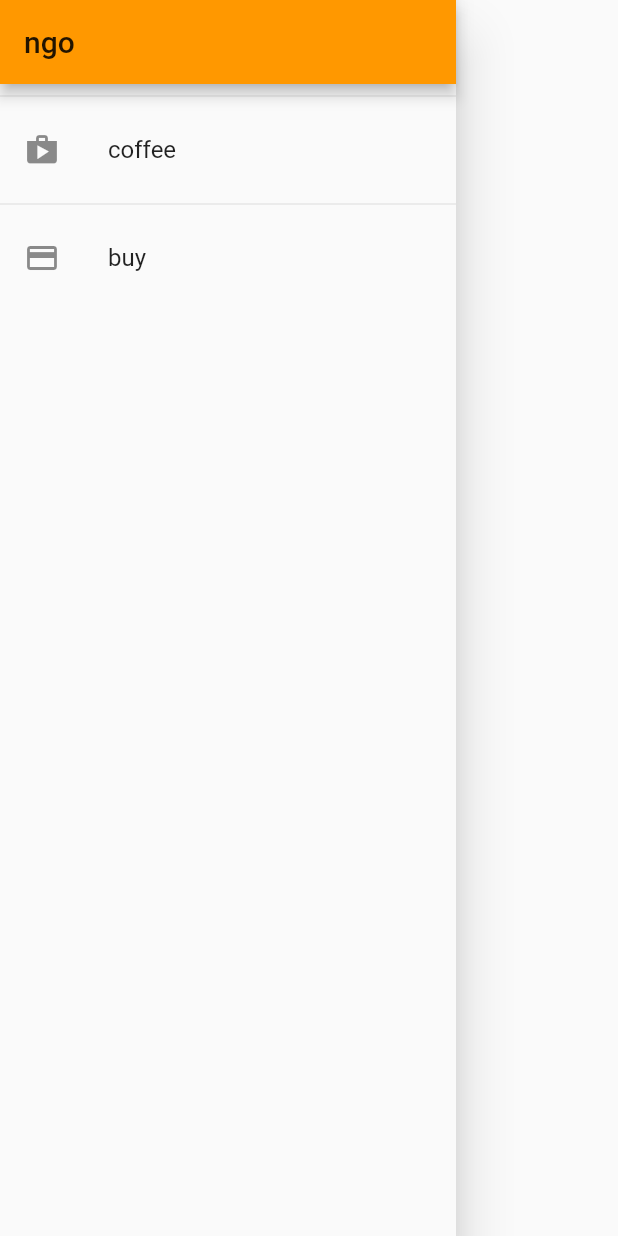
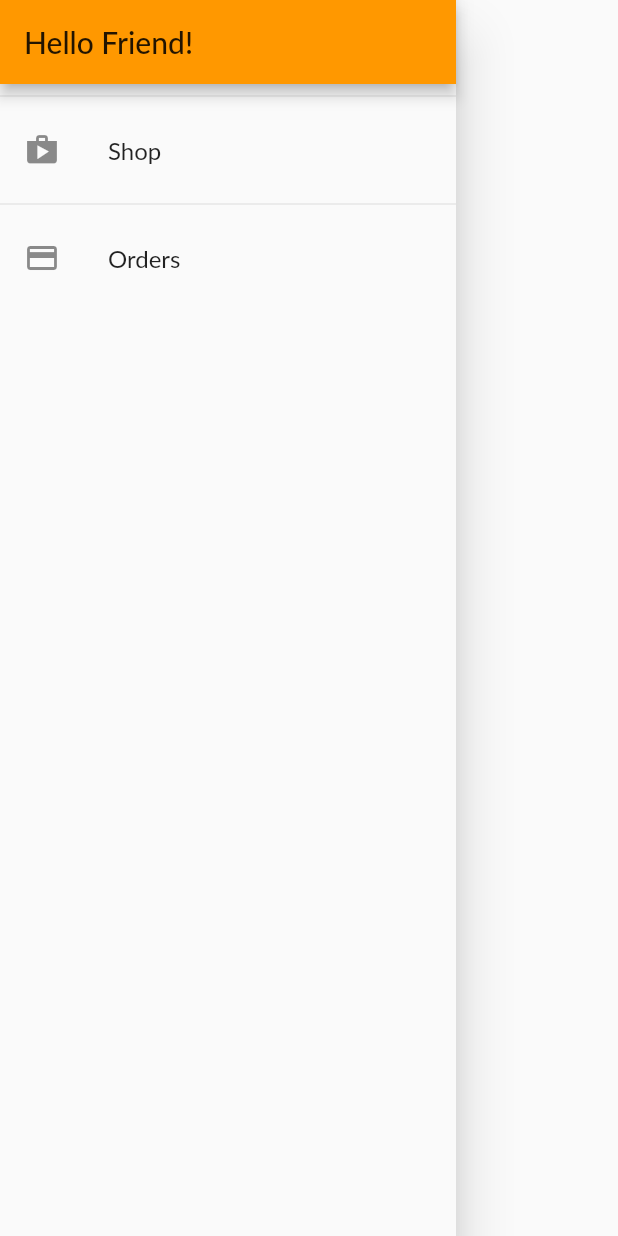
Before and after one commit to riy0/drink_estimator, a Flutter app: the AppDrawer widget shown alone on an empty page, opened directly, on a phone screen of 412 x 824 dp. Run offline on Flutter 3.47's test engine with Material 2 defaults, Android fonts, the phone set to English and light mode, and no system bars; network calls fail; Roboto replaces fonts that are missing (Lato).

Commit message:
update/ refactor & bug fix

```diff
--- a/lib/providers/orders.dart
+++ b/lib/providers/orders.dart
@@ -18,8 +18,9 @@ class OrderItem {
 
 class Orders with ChangeNotifier {
   List<OrderItem> _orders = [];
+
   List<OrderItem> get orders {
-    return [...orders];
+    return [..._orders];
   }
 
   void addOrder(List<CartItem> cartProducts, double total) {
--- a/lib/providers/product.dart
+++ b/lib/providers/product.dart
@@ -1,4 +1,4 @@
-import 'package:flutter/material.dart';
+import 'package:flutter/foundation.dart';
 
 class Product with ChangeNotifier {
   final String id;
--- a/lib/providers/products.dart
+++ b/lib/providers/products.dart
@@ -9,7 +9,7 @@ class Products with ChangeNotifier {
       title: 'Blue Mountain',
       description:
           'Blue Mountain is checked strictly by CIB. It is classified No.1, No.2, No.3, Peaberry, Triage',
-      price: 100,
+      price: 100.9,
       imageUrl:
           'https://images.unsplash.com/photo-1521401292936-0a2129a30b1c?ixlib=rb-1.2.1&ixid=eyJhcHBfaWQiOjEyMDd9&auto=format&fit=crop&w=800&q=60',
     ),
@@ -122,12 +122,13 @@ class Products with ChangeNotifier {
           'https://images.unsplash.com/photo-1521401292936-0a2129a30b1c?ixlib=rb-1.2.1&ixid=eyJhcHBfaWQiOjEyMDd9&auto=format&fit=crop&w=800&q=60',
     ),
   ];
+  // var _showFavoritesOnly = false;
 
   List<Product> get items {
     // if (_showFavoritesOnly) {
     //   return _items.where((prodItem) => prodItem.isFavorite).toList();
     // }
-    return [...items];
+    return [..._items];
   }
 
   List<Product> get favoriteItems {
@@ -138,19 +139,18 @@ class Products with ChangeNotifier {
     return _items.firstWhere((prod) => prod.id == id);
   }
 
-  void appProduct() {
+  // void showFavoritesOnly() {
+  //   _showFavoritesOnly = true;
+  //   notifyListeners();
+  // }
+
+  // void showAll() {
+  //   _showFavoritesOnly = false;
+  //   notifyListeners();
+  // }
+
+  void addProduct() {
     // _items.add(value);
     notifyListeners();
   }
-  /*
-  void showFavoritesOnly() {
-    _showFavoritesOnly = true;
-  }
-
-  void showAll() {
-    _showFavoritesOnly = false;
-    notifyListeners();
-  }
-  */
-
 }
--- a/lib/screens/orders_screen.dart
+++ b/lib/screens/orders_screen.dart
@@ -11,10 +11,9 @@ class OrdersScreen extends StatelessWidget {
   @override
   Widget build(BuildContext context) {
     final orderData = Provider.of<Orders>(context);
-
     return Scaffold(
       appBar: AppBar(
-        title: Text(('order')),
+        title: Text('Your Orders'),
       ),
       drawer: AppDrawer(),
       body: ListView.builder(
--- a/lib/widgets/app_drawer.dart
+++ b/lib/widgets/app_drawer.dart
@@ -9,13 +9,13 @@ class AppDrawer extends StatelessWidget {
       child: Column(
         children: <Widget>[
           AppBar(
-            title: Text('ngo'),
+            title: Text('Hello Friend!'),
             automaticallyImplyLeading: false,
           ),
           Divider(),
           ListTile(
             leading: Icon(Icons.shop),
-            title: Text('coffee'),
+            title: Text('Shop'),
             onTap: () {
               Navigator.of(context).pushReplacementNamed('/');
             },
@@ -23,7 +23,7 @@ class AppDrawer extends StatelessWidget {
           Divider(),
           ListTile(
             leading: Icon(Icons.payment),
-            title: Text('buy'),
+            title: Text('Orders'),
             onTap: () {
               Navigator.of(context)
                   .pushReplacementNamed(OrdersScreen.routeName);
```
Also changed, not shown: lib/main.dart (+6 -6 lines), lib/providers/cart.dart (+9 -8 lines), lib/screens/cart_screen.dart (+4 -4 lines), lib/screens/product_detail_screen.dart (+12 -5 lines), lib/screens/products_overview_screen.dart (+7 -5 lines), lib/widgets/badge.dart (+4 -3 lines), lib/widgets/cart_item.dart (+10 -2 lines), lib/widgets/order_item.dart (+7 -3 lines), lib/widgets/product_item.dart (+17 -9 lines), lib/widgets/products_grid.dart (+8 -3 lines), pubspec.yaml (+1 -13 lines), pubspec.lock.
